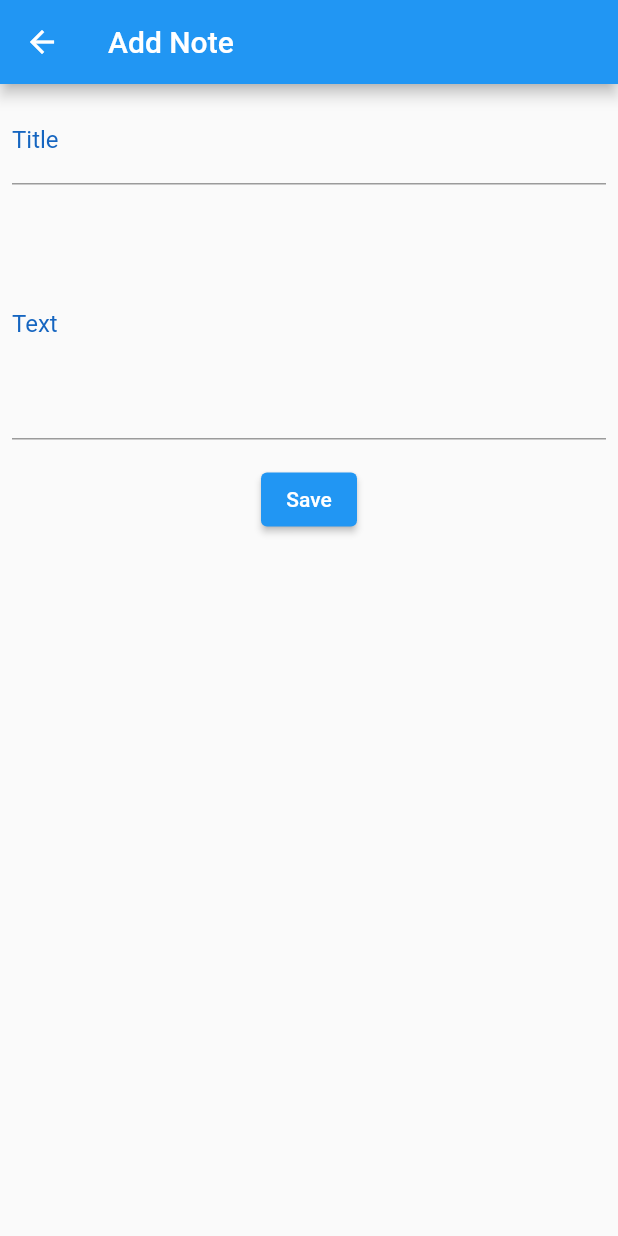
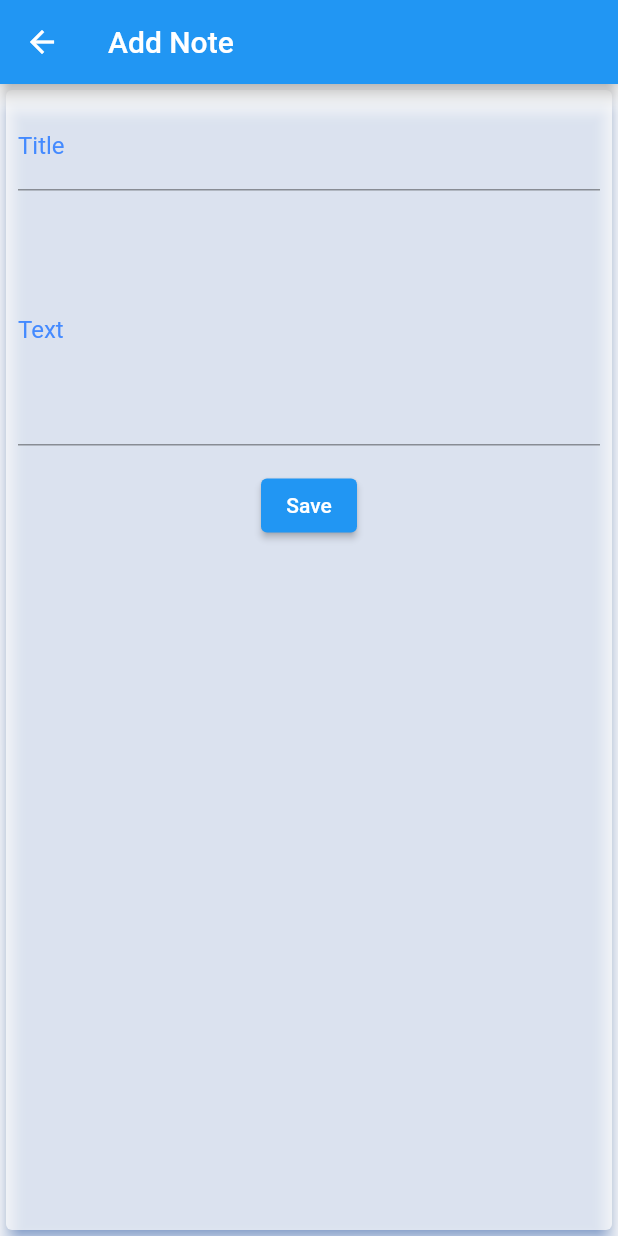
Before and after one commit to sagar-joshi/flutter-todo, a Flutter app: the AddNote screen opened directly, on a phone screen of 412 x 824 dp. Run offline on Flutter 3.47's test engine with Material 2 defaults, Android fonts, the phone set to English and light mode, and no system bars; our stand-ins replace sqflite; accounts and stored records are empty.

Commit message:
UI changes (card background colors, card shadow colors changed) and (addnote form wrapped inside card, expand note center card wrapped inside outer card now)

```diff
--- a/lib/screens/addnote.dart
+++ b/lib/screens/addnote.dart
@@ -50,6 +50,10 @@ class _AddNoteState extends State<AddNote> {
         title: Text("Add Note"),
       ),
       body: Container(
+        child: Card(
+          color: secondaryColor,
+          shadowColor: primaryColor,
+          elevation: 5.0,
           child: Form(
             key: _formKey,
             child: Column(
@@ -78,7 +82,6 @@ class _AddNoteState extends State<AddNote> {
                 ),
                 Padding(
                   padding: const EdgeInsets.all(8.0),
-                child: Expanded(
                   child: TextFormField(
                     initialValue: newNote.text,
                     keyboardType: TextInputType.multiline,
@@ -100,7 +103,6 @@ class _AddNoteState extends State<AddNote> {
                     },
                   ),
                 ),
-              ),
                 Padding(
                   padding: const EdgeInsets.all(8.0),
                   child: ElevatedButton(
@@ -116,6 +118,7 @@ class _AddNoteState extends State<AddNote> {
             ),
           ),
         ),
+      ),
     );
   }
 }
--- a/lib/utils/color_scheme.dart
+++ b/lib/utils/color_scheme.dart
@@ -1,5 +1,5 @@
 import 'package:flutter/material.dart';
 
-Color primaryColor = Colors.blue[800];
+Color primaryColor = Colors.blueAccent;
 Color secondaryColor = Colors.white70;
 Color warnColor = Colors.red;
```
Also changed, not shown: lib/screens/expandnote.dart (+16 -5 lines), lib/screens/notelist.dart (+8 -9 lines). Lines whose indentation alone changed are shown as unchanged.
